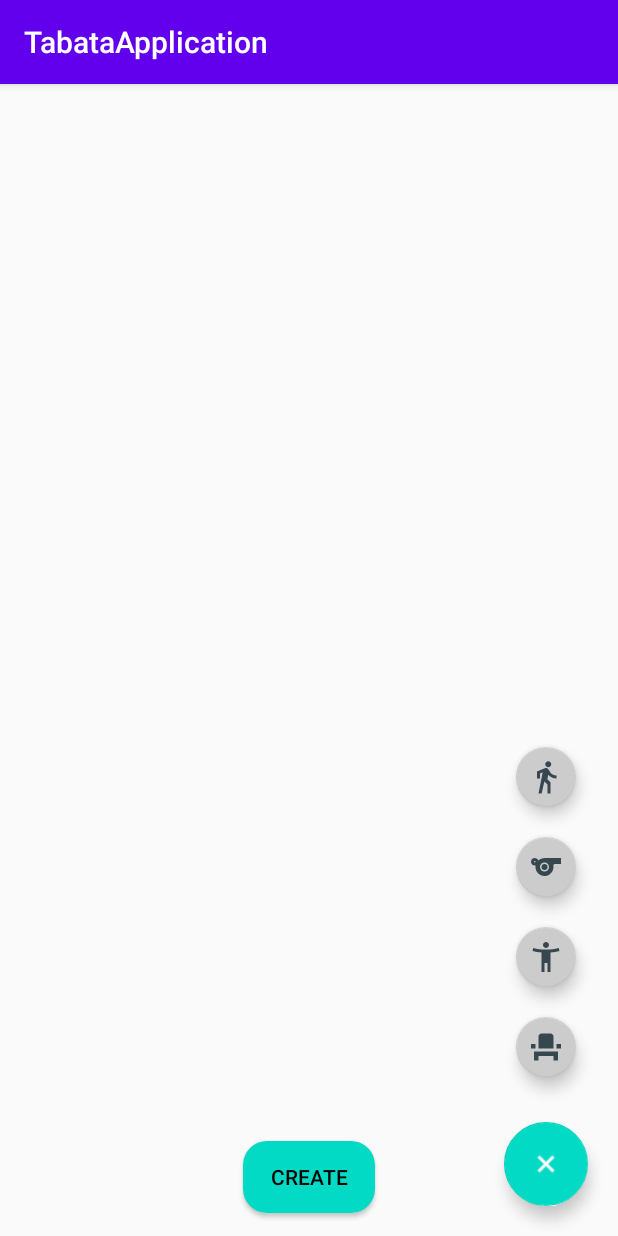
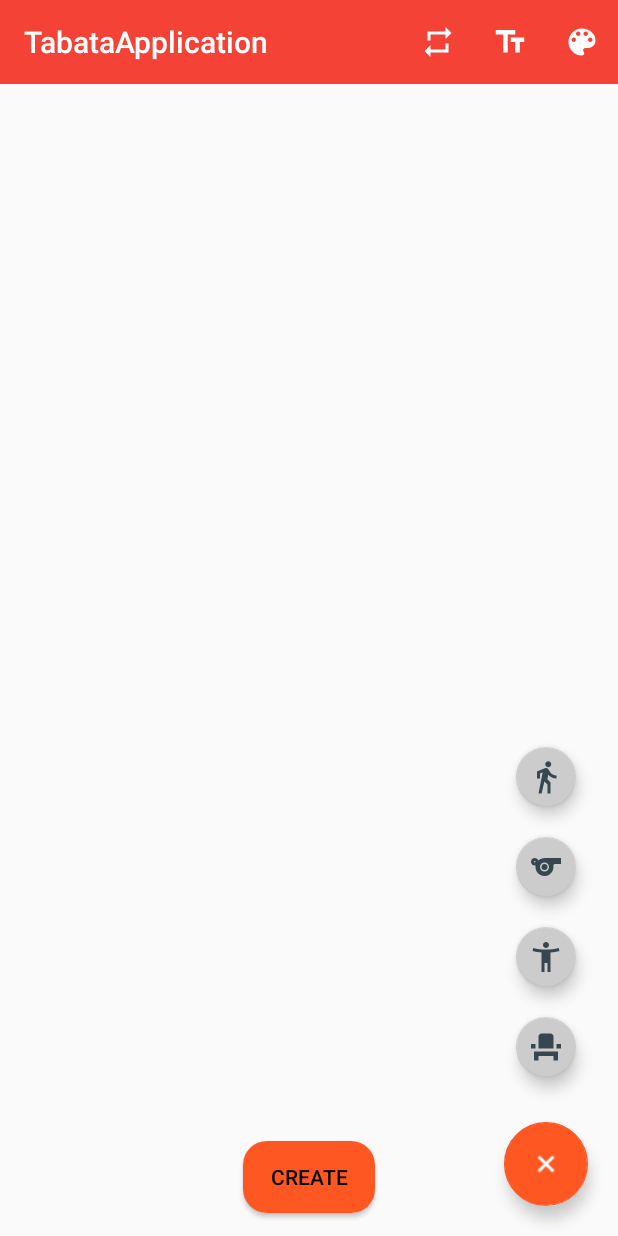
Before and after one commit to EleonoraGalieva/Android, an Android app: the EditActivity screen opened directly, with no data from a screen before it, after a tap on "Create new phase", on a phone screen of 412 x 824 dp. Run offline under Robolectric (Android 15) with nearby library versions, the phone set to English and light mode, and no system bars; our stand-ins replace data binding.

Commit message:
added a new toolbar

```diff
--- a/TabataTimer/app/src/main/java/com/example/tabataapplication/EditActivity.java
+++ b/TabataTimer/app/src/main/java/com/example/tabataapplication/EditActivity.java
@@ -7,9 +7,13 @@ import androidx.recyclerview.widget.ItemTouchHelper;
 import androidx.recyclerview.widget.LinearLayoutManager;
 import androidx.recyclerview.widget.RecyclerView;
 
+import android.content.Intent;
 import android.graphics.drawable.Drawable;
 import android.os.Bundle;
+import android.view.Menu;
+import android.view.MenuItem;
 import android.view.View;
+import android.widget.Toolbar;
 
 import com.example.tabataapplication.Adapters.EditDataAdapter;
 import com.example.tabataapplication.Adapters.SeqDataAdapter;
@@ -24,11 +28,27 @@ public class EditActivity extends AppCompatActivity {
     boolean isRotate = false;
     List<Phase> list = new ArrayList<>();
     private RecyclerView.LayoutManager layoutManager;
+    private Toolbar toolbar;
+
+//    @Override
+//    public boolean onOptionsItemSelected(MenuItem item) {
+//        if(item.getItemId() == R.id.addSets) {
+//
+//        }
+//        return true;
+//    }
+
+    @Override
+    public boolean onCreateOptionsMenu(Menu menu) {
+        getMenuInflater().inflate(R.menu.settings_menu,menu);
+        return true;
+    }
 
     @Override
     protected void onCreate(Bundle savedInstanceState) {
         super.onCreate(savedInstanceState);
         binding = DataBindingUtil.setContentView(this, R.layout.activity_edit);
+        setSupportActionBar(binding.toolbar);
 
         layoutManager = new LinearLayoutManager(this);
         binding.editList.setLayoutManager(layoutManager);
--- /dev/null
+++ b/TabataTimer/app/src/main/res/drawable/ic_colors.xml
@@ -0,0 +1,9 @@
+<vector xmlns:android="http://schemas.android.com/apk/res/android"
+    android:width="24dp"
+    android:height="24dp"
+    android:viewportWidth="24"
+    android:viewportHeight="24">
+    <path
+        android:fillColor="@android:color/white"
+        android:pathData="M12,3c-4.97,0 -9,4.03 -9,9s4.03,9 9,9c0.83,0 1.5,-0.67 1.5,-1.5 0,-0.39 -0.15,-0.74 -0.39,-1.01 -0.23,-0.26 -0.38,-0.61 -0.38,-0.99 0,-0.83 0.67,-1.5 1.5,-1.5L16,16c2.76,0 5,-2.24 5,-5 0,-4.42 -4.03,-8 -9,-8zM6.5,12c-0.83,0 -1.5,-0.67 -1.5,-1.5S5.67,9 6.5,9 8,9.67 8,10.5 7.33,12 6.5,12zM9.5,8C8.67,8 8,7.33 8,6.5S8.67,5 9.5,5s1.5,0.67 1.5,1.5S10.33,8 9.5,8zM14.5,8c-0.83,0 -1.5,-0.67 -1.5,-1.5S13.67,5 14.5,5s1.5,0.67 1.5,1.5S15.33,8 14.5,8zM17.5,12c-0.83,0 -1.5,-0.67 -1.5,-1.5S16.67,9 17.5,9s1.5,0.67 1.5,1.5 -0.67,1.5 -1.5,1.5z" />
+</vector>
--- /dev/null
+++ b/TabataTimer/app/src/main/res/drawable/ic_sets.xml
@@ -0,0 +1,9 @@
+<vector xmlns:android="http://schemas.android.com/apk/res/android"
+    android:width="24dp"
+    android:height="24dp"
+    android:viewportWidth="24"
+    android:viewportHeight="24">
+    <path
+        android:fillColor="@android:color/white"
+        android:pathData="M7,7h10v3l4,-4 -4,-4v3L5,5v6h2L7,7zM17,17L7,17v-3l-4,4 4,4v-3h12v-6h-2v4z" />
+</vector>
--- /dev/null
+++ b/TabataTimer/app/src/main/res/drawable/ic_title.xml
@@ -0,0 +1,9 @@
+<vector xmlns:android="http://schemas.android.com/apk/res/android"
+    android:width="24dp"
+    android:height="24dp"
+    android:viewportWidth="24"
+    android:viewportHeight="24">
+    <path
+        android:fillColor="@android:color/white"
+        android:pathData="M2.5,4v3h5v12h3V7h5V4H2.5zM21.5,9h-9v3h3v7h3v-7h3V9z" />
+</vector>
--- a/TabataTimer/app/src/main/res/layout/activity_edit.xml
+++ b/TabataTimer/app/src/main/res/layout/activity_edit.xml
@@ -8,12 +8,22 @@
         android:layout_height="match_parent"
         tools:context=".EditActivity">
 
-        <androidx.recyclerview.widget.RecyclerView
-            android:id="@+id/editList"
+        <LinearLayout
             android:layout_width="match_parent"
-            android:layout_height="wrap_content"
-            android:layout_marginBottom="16dp"
-            android:scrollbars="vertical" />
+            android:layout_height="match_parent"
+            android:orientation="vertical">
+
+            <androidx.appcompat.widget.Toolbar
+                android:id="@+id/toolbar"
+                style="@style/Toolbar"/>
+
+            <androidx.recyclerview.widget.RecyclerView
+                android:id="@+id/editList"
+                android:layout_width="match_parent"
+                android:layout_height="wrap_content"
+                android:layout_marginBottom="16dp"
+                android:scrollbars="vertical" />
+        </LinearLayout>
 
         <LinearLayout
             android:layout_width="wrap_content"
--- /dev/null
+++ b/TabataTimer/app/src/main/res/menu/settings_menu.xml
@@ -0,0 +1,19 @@
+<?xml version="1.0" encoding="utf-8"?>
+<menu xmlns:android="http://schemas.android.com/apk/res/android"
+    xmlns:app="http://schemas.android.com/apk/res-auto">
+    <item
+        android:id="@+id/addSets"
+        android:icon="@drawable/ic_sets"
+        android:title="@string/add_sets"
+        app:showAsAction="always" />
+    <item
+        android:id="@+id/editTitle"
+        android:icon="@drawable/ic_title"
+        android:title="@string/edit_title"
+        app:showAsAction="always" />
+    <item
+        android:id="@+id/chooseColor"
+        android:icon="@drawable/ic_colors"
+        android:title="@string/choose_colors"
+        app:showAsAction="always" />
+</menu>
--- a/TabataTimer/app/src/main/res/values/colors.xml
+++ b/TabataTimer/app/src/main/res/values/colors.xml
@@ -1,8 +1,8 @@
 <?xml version="1.0" encoding="utf-8"?>
 <resources>
-    <color name="colorPrimary">#6200EE</color>
-    <color name="colorPrimaryDark">#3700B3</color>
-    <color name="colorAccent">#03DAC5</color>
+    <color name="colorPrimary">#FFC107</color>
+    <color name="colorPrimaryDark">#F44336</color>
+    <color name="colorAccent">#FF5722</color>
 
     <color name="white">#ffff</color>
     <color name="grey_20">#cccccc</color>
--- a/TabataTimer/app/src/main/res/values/strings.xml
+++ b/TabataTimer/app/src/main/res/values/strings.xml
@@ -18,4 +18,7 @@
     <string name="increase">increase</string>
     <string name="decrease">decrease</string>
     <string name="create">Create</string>
+    <string name="add_sets">add sets</string>
+    <string name="edit_title">edit title</string>
+    <string name="choose_colors">choose colors</string>
 </resources>
--- a/TabataTimer/app/src/main/res/values/styles.xml
+++ b/TabataTimer/app/src/main/res/values/styles.xml
@@ -1,11 +1,18 @@
 <resources>
 
     <!-- Base application theme. -->
-    <style name="AppTheme" parent="Theme.AppCompat.Light.DarkActionBar">
+    <style name="AppTheme" parent="Theme.AppCompat.Light.NoActionBar">
         <!-- Customize your theme here. -->
-        <item name="colorPrimary">@color/colorPrimary</item>
-        <item name="colorPrimaryDark">@color/colorPrimaryDark</item>
-        <item name="colorAccent">@color/colorAccent</item>
+        <item name="colorPrimary">#FFC107</item>
+        <item name="colorPrimaryDark">#F44336</item>
+        <item name="colorAccent">#FF5722</item>
+    </style>
+
+    <style name="Toolbar">
+        <item name="android:layout_width">match_parent</item>
+        <item name="android:layout_height">?attr/actionBarSize</item>
+        <item name="theme">@style/ThemeOverlay.AppCompat.Dark.ActionBar</item>
+        <item name="android:background">@color/colorPrimaryDark</item>
     </style>
 
 </resources>
```
